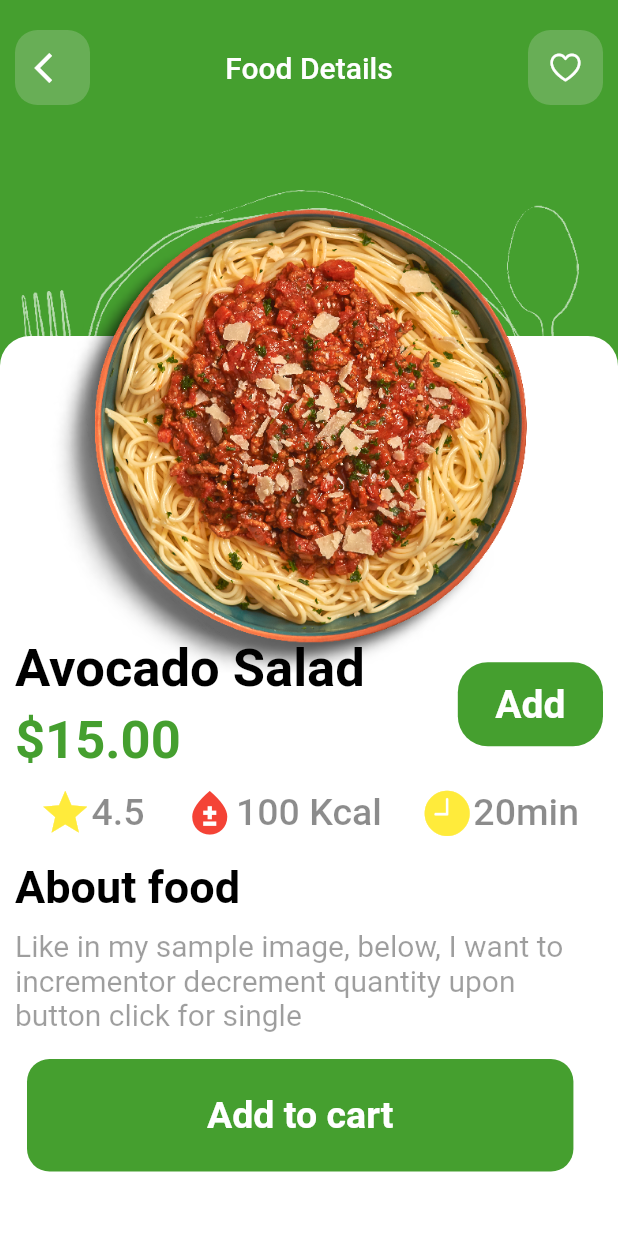
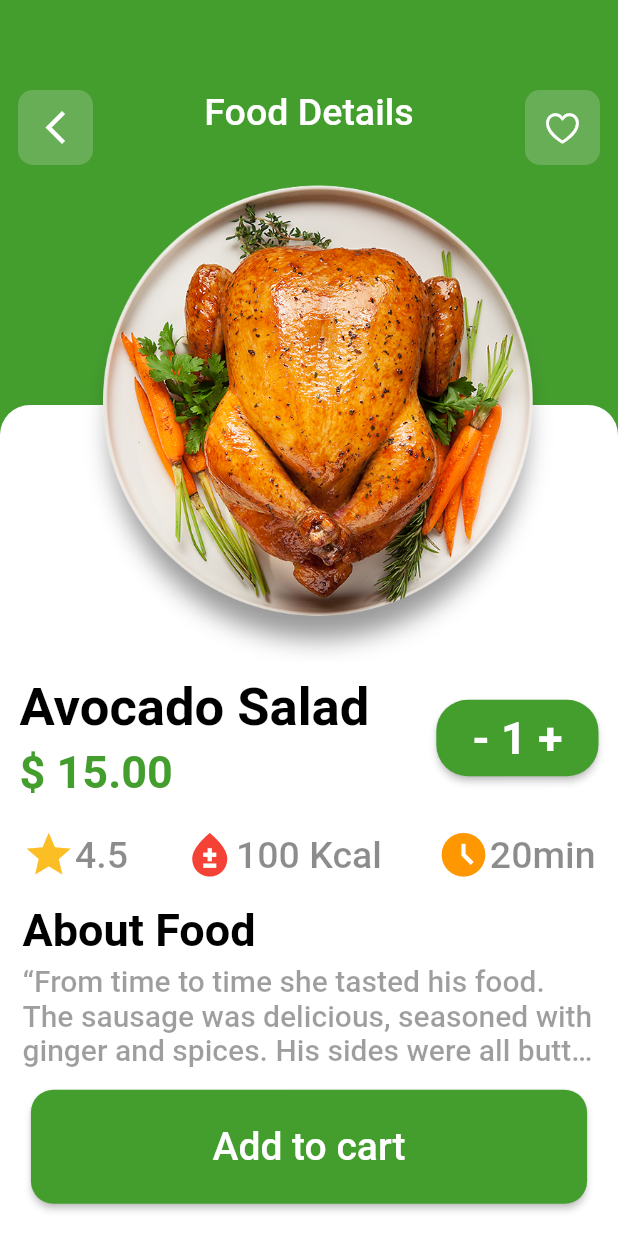
Before and after one commit to abiodunosagie/food_mart, a Flutter app: the FoodDetails screen opened directly, on a phone screen of 412 x 824 dp. Run offline on Flutter 3.47's test engine with Material 2 defaults, Android fonts, the phone set to English and light mode, and no system bars.

Commit message:
Latest updates

```diff
--- a/lib/constants/constants.dart
+++ b/lib/constants/constants.dart
@@ -1,13 +1,22 @@
 import 'package:flutter/material.dart';
 
 const kHeaderTextStyle =
-    TextStyle(fontSize: 37, fontWeight: FontWeight.w600, color: Colors.white);
+    TextStyle(fontSize: 30, fontWeight: FontWeight.w500, color: Colors.white);
 const kSubTextStyle =
     TextStyle(fontSize: 23, fontWeight: FontWeight.w300, color: Colors.white);
-const kCustomGreenColor = Color(0xff459f2f);
+const kCustomGreenColor = Color(0xff449e2e);
 const kNotificationBackgroundColor = Color(0xff68ae56);
 const kFoodDetailsHeadingTextColor =
     TextStyle(fontWeight: FontWeight.w500, fontSize: 20, color: Colors.white);
 const kStarTextStyle = TextStyle(
     fontSize: 25.0, color: Colors.black45, fontWeight: FontWeight.w500);
 const kCardBackgroundColor = Color(0xfff7f7f7);
+
+const kTimeColorRowStyle = TextStyle(
+    color: Color(0xffababab), fontSize: 27.0, fontWeight: FontWeight.w600);
+
+const kPriceColorRowStyle = TextStyle(
+    color: Color(0xff1e1e1e), fontSize: 30.0, fontWeight: FontWeight.w700);
+
+const kPriceColorRowStyle1 = TextStyle(
+    color: Color(0xff449e2e), fontSize: 30.0, fontWeight: FontWeight.w700);
--- a/lib/screens/food_details.dart
+++ b/lib/screens/food_details.dart
@@ -8,184 +8,158 @@ class FoodDetails extends StatelessWidget {
   @override
   Widget build(BuildContext context) {
     return Scaffold(
-      body: SafeArea(
-        child: Container(
+      backgroundColor: kCustomGreenColor,
+      body: SizedBox(
         height: MediaQuery.of(context).size.height,
-          width: MediaQuery.of(context).size.width,
-          color: kCustomGreenColor,
-          child: Column(
+        child: Stack(
           children: [
-              //App Bar Row
+            //Notifications and heart section
             Padding(
               padding:
-                    const EdgeInsets.symmetric(horizontal: 10.0, vertical: 20),
+                  const EdgeInsets.symmetric(horizontal: 12.0, vertical: 60.0),
               child: Row(
                 mainAxisAlignment: MainAxisAlignment.spaceBetween,
+                crossAxisAlignment: CrossAxisAlignment.start,
                 children: [
-                    //back icon button
-                    GestureDetector(
+                  Container(
+                    width: 50,
+                    height: 50,
+                    decoration: BoxDecoration(
+                        color: kNotificationBackgroundColor,
+                        borderRadius: BorderRadius.circular(10)),
+                    child: GestureDetector(
                       onTap: () {
                         Navigator.pop(context);
                       },
-                      child: Container(
+                      child: const Icon(Icons.arrow_back_ios_new,
+                          color: Colors.white, size: 26.0),
+                    ),
+                  ),
+                  const Text(
+                    'Food Details',
+                    style: TextStyle(
+                        fontSize: 25,
+                        fontWeight: FontWeight.w500,
+                        color: Colors.white),
+                  ),
+                  Container(
+                    width: 50,
                     height: 50,
-                        width: 50,
                     decoration: BoxDecoration(
                         color: kNotificationBackgroundColor,
-                          borderRadius: BorderRadius.circular(15),
-                        ),
-                        child: const Icon(Icons.arrow_back_ios,
-                            color: Colors.white),
-                      ),
-                    ),
-                    // Text food details
-                    const Text(
-                      'Food Details',
-                      style: kFoodDetailsHeadingTextColor,
-                    ),
-                    // love emoji box
-                    Container(
-                      height: 50,
-                      width: 50,
-                      decoration: BoxDecoration(
-                        color: kNotificationBackgroundColor,
-                        borderRadius: BorderRadius.circular(15),
-                      ),
-                      child: const Icon(
-                        CupertinoIcons.suit_heart,
-                        color: Colors.white,
-                      ),
+                        borderRadius: BorderRadius.circular(10)),
+                    child: const Icon(CupertinoIcons.suit_heart,
+                        color: Colors.white, size: 26.0),
                   ),
                 ],
               ),
             ),
-              //White curved background
-              Expanded(
-                child: Stack(
-                  alignment: Alignment.bottomCenter,
-                  children: [
-                    // White Background curved container section
-                    Container(
+            //The white container widget
+            Positioned(
+              bottom: 0,
+              top: 270,
+              child: Container(
                 width: MediaQuery.of(context).size.width,
-                      height: 600,
                 decoration: const BoxDecoration(
                   color: Colors.white,
                   borderRadius: BorderRadius.only(
+                    topRight: Radius.circular(20),
                     topLeft: Radius.circular(20),
-                          topRight: Radius.circular(20),
                   ),
                 ),
-                    ),
-                    //Food Image
-                    Positioned(
-                      bottom: 340,
-                      left: 7,
-                      child: Container(
-                        height: 400,
-                        width: 400,
-                        decoration: const BoxDecoration(
-                            image: DecorationImage(
-                                image: AssetImage('images/D F F (136).png'))),
-                      ),
-                    ),
-                    //Food details
-                    Column(
+                //Food Details Column
+                child: Column(
                   mainAxisAlignment: MainAxisAlignment.center,
-                      crossAxisAlignment: CrossAxisAlignment.start,
                   children: [
+                    const SizedBox(height: 150),
+                    //Food name row
                     Padding(
-                          padding: const EdgeInsets.only(
-                              top: 300.0, left: 10.0, right: 10.0),
+                      padding: const EdgeInsets.symmetric(
+                          horizontal: 13.0, vertical: 10.0),
                       child: Row(
                         mainAxisAlignment: MainAxisAlignment.spaceBetween,
                         children: [
-                              //Food header text
                           Column(
                             crossAxisAlignment: CrossAxisAlignment.start,
                             children: const [
-                                  //Food Title
-                                  Align(
-                                    alignment: Alignment.centerLeft,
-                                    child: Text(
+                              //Food Name
+                              Text(
                                 'Avocado Salad',
                                 style: TextStyle(
-                                          fontSize: 35.0,
+                                    fontSize: 35,
                                     color: Colors.black,
-                                          fontWeight: FontWeight.w700),
+                                    fontWeight: FontWeight.w600),
                               ),
-                                  ),
-                                  SizedBox(height: 7),
+                              SizedBox(height: 5),
                               //Food Price
-                                  Align(
-                                    alignment: Alignment.centerLeft,
-                                    child: Text(
-                                      '\$15.00',
-                                      style: TextStyle(
-                                          fontSize: 35,
-                                          fontWeight: FontWeight.w600,
-                                          color: kCustomGreenColor),
-                                    ),
+                              Text(
+                                '\$ 15.00',
+                                style: kPriceColorRowStyle1,
                               ),
                             ],
                           ),
-                              //Add button
-                              GestureDetector(
-                                onTap: () {
-                                  Navigator.pop(context);
-                                },
-                                child: Container(
-                                  padding: const EdgeInsets.symmetric(
-                                      horizontal: 25.0, vertical: 13.0),
-                                  decoration: BoxDecoration(
-                                      color: kCustomGreenColor,
-                                      borderRadius: BorderRadius.circular(20)),
-                                  child: const Text(
-                                    'Add',
+                          //Button
+                          ElevatedButton(
+                            onPressed: () {},
+                            style: ElevatedButton.styleFrom(
+                                primary: kCustomGreenColor,
+                                shape: RoundedRectangleBorder(
+                                    borderRadius: BorderRadius.circular(21))),
+                            child: const Padding(
+                              padding: EdgeInsets.all(8.0),
+                              child: Text(
+                                '- 1 +',
                                 style: TextStyle(
-                                        fontWeight: FontWeight.w600,
-                                        fontSize: 26.0,
-                                        color: Colors.white),
+                                    fontSize: 30,
+                                    color: Colors.white,
+                                    fontWeight: FontWeight.w600),
                               ),
                             ),
                           ),
                         ],
                       ),
                     ),
-                        const SizedBox(height: 10),
-                        //Food Features
-                        Row(
-                          mainAxisAlignment: MainAxisAlignment.spaceEvenly,
+                    const SizedBox(height: 10.0),
+                    // Star Row section
+                    Padding(
+                      padding: const EdgeInsets.symmetric(horizontal: 15.0),
+                      child: Row(
+                        mainAxisAlignment: MainAxisAlignment.spaceBetween,
                         children: [
-                            //Star row
+                          // 3 rows within this row
+                          // 1 -- Star row
                           Row(
                             children: const [
                               Icon(
                                 Icons.star,
-                                  color: Colors.yellow,
-                                  size: 35.0,
+                                color: Color(0xfffbbe24),
+                                size: 35,
                               ),
-                                Text('4.5', style: kStarTextStyle),
+                              Text(
+                                '4.5',
+                                style: kStarTextStyle,
+                              ),
                             ],
                           ),
-                            //Blood row
+                          // 2 -- Blood bank row
                           Row(
                             children: const [
-                                Icon(Icons.bloodtype,
-                                    color: Colors.red, size: 35),
+                              Icon(
+                                Icons.bloodtype_sharp,
+                                color: Colors.red,
+                                size: 35,
+                              ),
                               Text(
                                 '100 Kcal',
                                 style: kStarTextStyle,
                               ),
                             ],
                           ),
-                            // Time row
+                          // 3 -- Time Row
                           Row(
                             children: const [
-                                Icon(
-                                  CupertinoIcons.time_solid,
-                                  color: Colors.yellow,
-                                  size: 35,
-                                ),
+                              Icon(Icons.access_time_filled_outlined,
+                                  color: Colors.orange, size: 35),
                               Text(
                                 '20min',
                                 style: kStarTextStyle,
@@ -194,62 +168,81 @@ class FoodDetails extends StatelessWidget {
                           ),
                         ],
                       ),
-                        //About text
+                    ),
                     const SizedBox(height: 15),
+                    //About Food Section
                     Padding(
-                          padding: const EdgeInsets.symmetric(horizontal: 10.0),
+                      padding: const EdgeInsets.symmetric(horizontal: 15.0),
                       child: Column(
                         crossAxisAlignment: CrossAxisAlignment.start,
-                            children: [
-                              const Text(
-                                'About food',
+                        children: const [
+                          Text(
+                            'About Food',
                             style: TextStyle(
                                 fontSize: 30,
-                                    fontWeight: FontWeight.w600,
-                                    color: Colors.black),
+                                color: Colors.black,
+                                fontWeight: FontWeight.w600),
                           ),
-                              const Padding(
-                                padding: EdgeInsets.symmetric(vertical: 10.0),
-                                child: Text(
-                                  'Like in my sample image, below, I want to increment'
-                                  'or decrement quantity upon button click for single',
+                          SizedBox(height: 5),
+                          Text(
+                            '“From time to time she tasted his food. The sausage was delicious, seasoned with ginger and spices. His sides were all buttery and rich- the mushrooms sautéed in butter, the tattie scones cooked in butter.',
+                            overflow: TextOverflow.ellipsis,
+                            maxLines: 3,
                             style: TextStyle(
-                                      fontSize: 20.0,
-                                      fontWeight: FontWeight.w400,
+                                fontSize: 20,
+                                fontWeight: FontWeight.w500,
                                 color: Colors.black38),
                           ),
+                        ],
                       ),
-                              TextButton(
-                                onPressed: () {
-                                  Navigator.pop(context);
-                                },
+                    ),
+                    const SizedBox(height: 15),
+                    // Add to cart button
+                    Column(
+                      crossAxisAlignment: CrossAxisAlignment.center,
+                      children: [
+                        Container(
+                          child: ElevatedButton(
+                            style: ElevatedButton.styleFrom(
+                                primary: kCustomGreenColor,
+                                shape: RoundedRectangleBorder(
+                                    borderRadius: BorderRadius.circular(15))),
+                            onPressed: () {},
+                            child: const Padding(
+                              padding: EdgeInsets.symmetric(
+                                  horizontal: 105.0, vertical: 23.0),
+                              child: Text(
+                                'Add to cart',
+                                style: TextStyle(
+                                    fontSize: 26,
+                                    fontWeight: FontWeight.w500,
+                                    color: Colors.white),
+                              ),
+                            ),
+                          ),
+                        ),
+                      ],
+                    )
+                  ],
+                ),
+              ),
+            ),
+            //Food Image
+            Positioned(
+              top: 90,
+              left: 30,
+              width: 360,
+              height: 360,
               child: Container(
-                                  padding: const EdgeInsets.symmetric(
-                                      vertical: 23, horizontal: 120),
-                                  decoration: BoxDecoration(
-                                    color: kCustomGreenColor,
-                                    borderRadius: BorderRadius.circular(15),
+                decoration: const BoxDecoration(
+                  image: DecorationImage(
+                    image: AssetImage('images/D F F (227).png'),
                   ),
-                                  child: const Text(
-                                    "Add to cart",
-                                    style: TextStyle(
-                                        color: Colors.white,
-                                        fontSize: 25,
-                                        fontWeight: FontWeight.w600),
                 ),
               ),
             ),
           ],
         ),
-                        )
-                      ],
-                    ),
-                  ],
-                ),
-              ),
-            ],
-          ),
-        ),
       ),
     );
   }
--- a/lib/screens/welcome_screen.dart
+++ b/lib/screens/welcome_screen.dart
@@ -1,6 +1,6 @@
 import 'package:flutter/material.dart';
 import 'package:food_application/constants/constants.dart';
-import 'package:food_application/screens/food_card.dart';
+import 'package:food_application/screens/food_details.dart';
 
 class WelcomeScreen extends StatelessWidget {
   const WelcomeScreen({Key? key}) : super(key: key);
@@ -22,7 +22,7 @@ class WelcomeScreen extends StatelessWidget {
                 width: MediaQuery.of(context).size.width,
                 decoration: const BoxDecoration(
                     image: DecorationImage(
-                        image: AssetImage('images/photo1.png'))),
+                        image: AssetImage('images/D F F (227).png'))),
               ),
             ),
             const SizedBox(height: 30),
@@ -43,7 +43,7 @@ class WelcomeScreen extends StatelessWidget {
                 child: TextButton(
                   onPressed: () {
                     Navigator.push(context,
-                        MaterialPageRoute(builder: (context) => FoodCard()));
+                        MaterialPageRoute(builder: (context) => FoodDetails()));
                   },
                   child: Container(
                     padding: const EdgeInsets.symmetric(
```
Also changed, not shown: lib/screens/food_card.dart (+86 -26 lines), lib/screens/shop_page.dart (added, +16 -0 lines). Lines whose indentation alone changed are shown as unchanged.
